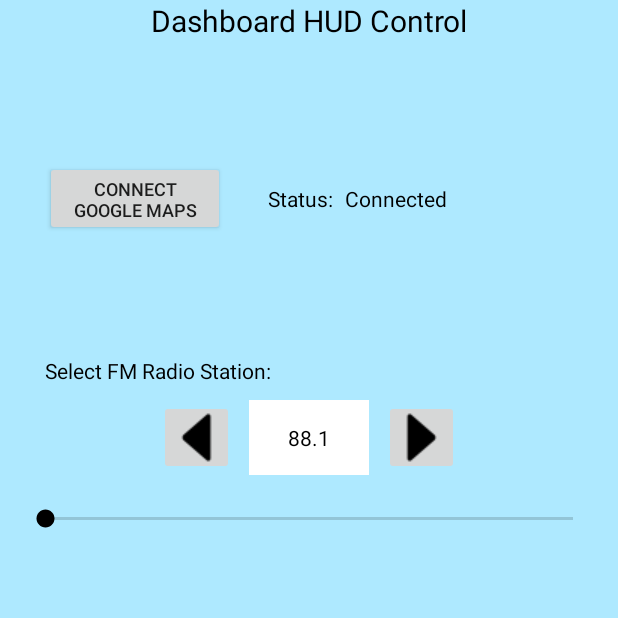
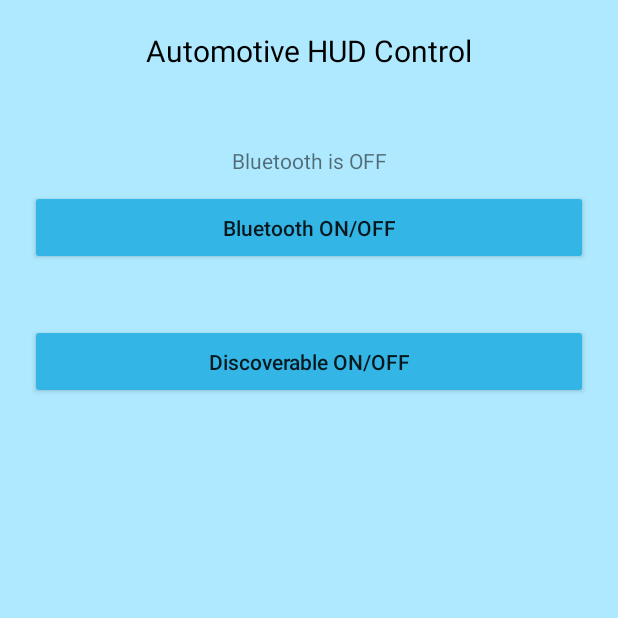
Before and after one commit to IndecisiveFly/Automotive-HUD, an Android app: the screen it shows after launch (Activity1 before the commit, Connect_BT after it), on a phone screen of 412 x 824 dp, the top half of it. Run offline under Robolectric (Android 15) with nearby library versions, the phone set to English and light mode, and no system bars.

Commit message:
Bluetooth control page added, functionality for: - Bluetooth ON/OFF button - Device discoverable button - Discover unpaired devices button (adapter not working, list will not display) Next to come is pairing and data transfer for bluetooth, also currently no way to switch activities.

```diff
--- /dev/null
+++ b/Andoird_Application/app/src/main/java/com/dashhud/crigerkwok/dashboardhud/Connect_BT.java
@@ -0,0 +1,274 @@
+package com.dashhud.crigerkwok.dashboardhud;
+
+import android.Manifest;
+import android.bluetooth.BluetoothAdapter;
+import android.bluetooth.BluetoothDevice;
+import android.content.BroadcastReceiver;
+import android.content.Context;
+import android.content.Intent;
+import android.content.IntentFilter;
+import android.content.SharedPreferences;
+import android.os.Build;
+import android.os.Message;
+import android.support.v7.app.AppCompatActivity;
+import android.os.Bundle;
+import android.util.Log;
+import android.view.View;
+import android.widget.Button;
+import android.widget.ListView;
+import android.widget.TextView;
+
+import java.lang.reflect.Method;
+import java.util.ArrayList;
+
+public class Connect_BT extends AppCompatActivity {
+
+    private static final String TAG = "Connect_BT";
+
+    BluetoothAdapter BT_adapter;
+
+    Button BT_toggle;
+    Button BT_discoverable;
+    Button BT_connect;
+
+    TextView BT_status;
+
+    public ArrayList<BluetoothDevice> BT_devices = new ArrayList<>();
+    public Device_List_Adapter device_list_adapter;
+    ListView new_devices_list;
+
+
+    String bluetooth_on = "Bluetooth is ON";
+    String bluetooth_off = "Bluetooth is OFF";
+
+    SharedPreferences pref;
+
+    @Override
+    protected void onCreate(Bundle savedInstanceState) {
+        super.onCreate(savedInstanceState);
+        setContentView(R.layout.activity_connect__bt);
+
+        BT_toggle = findViewById(R.id.bluetooth_toggle_btn);
+        BT_discoverable = findViewById(R.id.discoverable_btn);
+        BT_connect = findViewById(R.id.connect_btn);
+
+        BT_status = findViewById(R.id.bluetooth_status);
+
+        BT_adapter = BluetoothAdapter.getDefaultAdapter();
+
+        new_devices_list = findViewById(R.id.devices_list_view);
+
+        pref = getSharedPreferences("status", Context.MODE_PRIVATE);
+
+        check_bt();
+    }
+
+    @Override
+    protected void onDestroy() {
+        Log.d(TAG, "onDestroy: called.");
+        super.onDestroy();
+        unregisterReceiver(broadcast_receiver1);
+        unregisterReceiver(broadcast_receiver2);
+        unregisterReceiver(broadcast_receiver3);
+        BT_adapter.cancelDiscovery();
+    }
+
+    @Override
+    protected void onResume()
+    {
+        super.onResume();
+        check_bt();
+    }
+
+    //onClick for Bluetooth ON/OFF button, changes Bluetooth state and sets appropriate views/strings
+    public void bluetooth_on_off(View v)
+    {
+        if(BT_adapter == null)
+        {
+            Log.d(TAG, "Does not have BT capabilities");
+        }
+        if(!BT_adapter.isEnabled())
+        {
+            BT_adapter.enable();
+
+            IntentFilter BTif = new IntentFilter(BluetoothAdapter.ACTION_STATE_CHANGED);
+            registerReceiver(broadcast_receiver1, BTif);
+
+            BT_status.setText(bluetooth_on);
+
+            BT_connect.setVisibility(View.VISIBLE);
+        }
+        if(BT_adapter.isEnabled())
+        {
+            BT_adapter.disable();
+
+            IntentFilter BTif = new IntentFilter(BluetoothAdapter.ACTION_STATE_CHANGED);
+            registerReceiver(broadcast_receiver1, BTif);
+
+            BT_status.setText(bluetooth_off);
+
+            BT_connect.setVisibility(View.GONE);
+        }
+    }
+
+    //initial onCreate check of Bluetooth status, sets appropriate views/strings.
+    public void check_bt()
+    {
+        if(BT_adapter == null)
+        {
+            Log.d(TAG, "Does not have BT capabilities");
+        }
+        if(!BT_adapter.isEnabled())
+        {
+            BT_status.setText(bluetooth_off);
+            BT_connect.setVisibility(View.GONE);
+        }
+        if(BT_adapter.isEnabled())
+        {
+            BT_status.setText(bluetooth_on);
+            BT_connect.setVisibility(View.VISIBLE);
+        }
+    }
+
+    //onClick for enabling discoverable mode for 5 minutes
+    public void bluetooth_discoverable(View v)
+    {
+        Log.d(TAG, "bluetooth_discoverable: Making device discoverable for 300 seconds");
+
+        Intent discoverable_i = new Intent(BluetoothAdapter.ACTION_REQUEST_DISCOVERABLE);
+        discoverable_i.putExtra(BluetoothAdapter.EXTRA_DISCOVERABLE_DURATION, 300);
+        startActivity(discoverable_i);
+
+        IntentFilter intentfilter = new IntentFilter(BT_adapter.ACTION_SCAN_MODE_CHANGED);
+        registerReceiver(broadcast_receiver2, intentfilter);
+    }
+
+    //onClick for showing a list of devices
+    public void find_devices(View v)
+    {
+        Log.d(TAG, "find_devices: Looking for unpaired devices.");
+
+        if(BT_adapter.isDiscovering())
+        {
+            BT_adapter.cancelDiscovery();
+            Log.d(TAG, "find_devices: Canceling discovery.");
+
+            //check bluetooth permissions in manifest
+            checkBTpermissions();
+
+            BT_adapter.startDiscovery();
+            IntentFilter discover_i = new IntentFilter(BluetoothDevice.ACTION_FOUND);
+            registerReceiver(broadcast_receiver3, discover_i);
+        }
+        if(!BT_adapter.isDiscovering())
+        {
+            //check bluetooth permissions in manifest
+            checkBTpermissions();
+
+            BT_adapter.startDiscovery();
+            IntentFilter discover_i = new IntentFilter(BluetoothDevice.ACTION_FOUND);
+            registerReceiver(broadcast_receiver3, discover_i);
+        }
+    }
+
+    //receiver for Bluetooth ON/OFF
+    private final BroadcastReceiver broadcast_receiver1 = new BroadcastReceiver() {
+        @Override
+        public void onReceive(Context context, Intent intent) {
+            String action = intent.getAction();
+            if (action.equals(BT_adapter.ACTION_STATE_CHANGED)) {
+                // Discovery has found a device. Get the BluetoothDevice
+                final int state = intent.getIntExtra(BluetoothAdapter.EXTRA_STATE, BT_adapter.ERROR);
+
+                switch(state)
+                {
+                    case BluetoothAdapter.STATE_OFF:
+                        Log.d(TAG, "onReceive: STATE OFF");
+                        break;
+                    case BluetoothAdapter.STATE_TURNING_OFF:
+                        Log.d(TAG, "broadcast_receiver1: STATE TURNING OFF");
+                        break;
+                    case BluetoothAdapter.STATE_ON:
+                        Log.d(TAG, "broadcast_receiver1: STATE ON");
+                        break;
+                    case BluetoothAdapter.STATE_TURNING_ON:
+                        Log.d(TAG, "broadcast_receiver1: STATE TURNING ON");
+                        break;
+                }
+            }
+        }
+    };
+
+    //receiver for Discoverable
+    private final BroadcastReceiver broadcast_receiver2 = new BroadcastReceiver() {
+        @Override
+        public void onReceive(Context context, Intent intent) {
+        {
+            final String action = intent.getAction();
+
+            if (action.equals(BT_adapter.ACTION_SCAN_MODE_CHANGED))
+            {
+                int mode = intent.getIntExtra(BluetoothAdapter.EXTRA_SCAN_MODE, BluetoothAdapter.ERROR);
+
+                switch (mode) {
+                    //Device is in Discoverable mode
+                    case BluetoothAdapter.SCAN_MODE_CONNECTABLE_DISCOVERABLE:
+                        Log.d(TAG, "broadcast_receiver2: Discoverability Enabled.");
+                        break;
+                    //Device is not in Discoverable mode
+                    case BluetoothAdapter.SCAN_MODE_CONNECTABLE:
+                        Log.d(TAG, "broadcast_receiver2: Discoverability Disabled. Able to receive connections.");
+                        break;
+                    case BluetoothAdapter.SCAN_MODE_NONE:
+                        Log.d(TAG, "broadcast_receiver2: Discoverability Disabled. Not able to receive connections.");
+                        break;
+                    case BluetoothAdapter.STATE_CONNECTING:
+                        Log.d(TAG, "broadcast_receiver2: Connecting...");
+                        break;
+                    case BluetoothAdapter.STATE_CONNECTED:
+                        Log.d(TAG, "broadcast_receiver2: Connected.");
+                        break;
+                }
+            }
+        };
+        }
+    };
+
+    //receiver for Discover devices
+    private BroadcastReceiver broadcast_receiver3 = new BroadcastReceiver() {
+        @Override
+        public void onReceive(Context context, Intent intent) {
+            final String action = intent.getAction();
+            Log.d(TAG, "onReceive: ACTION FOUND");
+
+            if(action.equals(BluetoothDevice.ACTION_FOUND))
+            {
+                BluetoothDevice device = intent.getParcelableExtra(BluetoothDevice.EXTRA_DEVICE);
+                BT_devices.add(device);
+
+                Log.d(TAG, "onReceive: " + device.getName() + " " + device.getAddress());
+
+                device_list_adapter = new Device_List_Adapter(context, R.layout.activity_device__list__adapter, BT_devices);
+                //new_devices_list.setAdapter(device_list_adapter);
+            }
+        }
+    };
+
+    //Required for API 23+ to check bluetooth permissions
+    private void checkBTpermissions()
+    {
+        if(Build.VERSION.SDK_INT > Build.VERSION_CODES.LOLLIPOP)
+        {
+            int permissionCheck = this.checkSelfPermission("Manifest.permission.ACCESS_FINE_LOCATION");
+            permissionCheck += this.checkSelfPermission("Manifest.permission.ACCESS_COURSE_LOCATION");
+            if(permissionCheck != 0)
+            {
+                this.requestPermissions(new String[]{Manifest.permission.ACCESS_FINE_LOCATION, Manifest.permission.ACCESS_COARSE_LOCATION}, 1001);
+            }
+            else
+            {
+                Log.d(TAG, "checkBTpermissions: No need to check permissions. SDK version < LOLLIPOP.");
+            }
+        }
+    }
+}
--- a/Andoird_Application/app/src/main/res/layout/activity_1.xml
+++ b/Andoird_Application/app/src/main/res/layout/activity_1.xml
@@ -15,20 +15,24 @@
         android:textColor="@color/Black"
         android:textSize="20sp" />
 
-    <Space
+    <LinearLayout
         android:layout_width="match_parent"
-        android:layout_height="80dp" />
+        android:layout_height="match_parent"
+        android:orientation="vertical"
+        android:gravity="center">
 
     <LinearLayout
         android:layout_width="match_parent"
         android:layout_height="50dp"
         android:paddingStart="30dp"
-        android:paddingEnd="30dp">
+        android:paddingEnd="30dp"
+        android:layout_gravity="center">
 
         <Button
             android:id="@+id/connect_google_maps"
             android:layout_width="120dp"
             android:layout_height="match_parent"
+            android:backgroundTint="@android:color/holo_blue_light"
             android:text="Connect Google Maps"
             android:textSize="12sp" />
 
@@ -80,8 +84,9 @@
             android:id="@+id/FM_prev"
             android:layout_width="50dp"
             android:layout_height="match_parent"
-            android:src="@drawable/back_arrow"
-            android:onClick="prev_station"/>
+            android:background="@android:color/transparent"
+            android:onClick="prev_station"
+            android:src="@drawable/back_arrow" />
 
         <Space
             android:layout_width="10dp"
@@ -93,8 +98,7 @@
             android:layout_height="match_parent"
             android:textColor="@color/Black"
             android:background="@color/White"
-            android:gravity="center"
-            android:text="88.1"/>
+            android:gravity="center" />
 
         <Space
             android:layout_width="10dp"
@@ -104,8 +108,9 @@
             android:id="@+id/FM_next"
             android:layout_width="50dp"
             android:layout_height="match_parent"
-            android:src="@drawable/forward_arrow"
-            android:onClick="next_station"/>
+            android:background="@android:color/transparent"
+            android:onClick="next_station"
+            android:src="@drawable/forward_arrow" />
 
     </LinearLayout>
 
@@ -117,9 +122,10 @@
         android:id="@+id/FM_radio_select"
         android:layout_width="match_parent"
         android:layout_height="wrap_content"
+        android:max="99"
         android:paddingEnd="30dp"
-        android:paddingStart="30dp"
-        android:max="99"
-        />
+        android:paddingStart="30dp" />
+
+    </LinearLayout>
 
 </LinearLayout>
--- /dev/null
+++ b/Andoird_Application/app/src/main/res/layout/activity_connect__bt.xml
@@ -0,0 +1,87 @@
+<?xml version="1.0" encoding="utf-8"?>
+<LinearLayout
+    xmlns:android="http://schemas.android.com/apk/res/android"
+    xmlns:tools="http://schemas.android.com/tools"
+    android:layout_width="match_parent"
+    android:layout_height="match_parent"
+    android:orientation="vertical"
+    android:background="@color/LightBlue"
+    android:padding="20dp"
+
+    tools:context="com.dashhud.crigerkwok.dashboardhud.Connect_BT">
+
+    <TextView
+        android:layout_width="match_parent"
+        android:layout_height="wrap_content"
+        android:gravity="center"
+        android:text="@string/auto_hud_control"
+        android:textColor="@color/Black"
+        android:textSize="20sp" />
+
+    <Space
+        android:layout_width="match_parent"
+        android:layout_height="50dp" />
+
+    <TextView
+        android:id="@+id/bluetooth_status"
+        android:gravity="center"
+        android:layout_width="match_parent"
+        android:layout_height="wrap_content"
+        android:text="" />
+
+    <Space
+        android:layout_width="match_parent"
+        android:layout_height="10dp" />
+
+    <Button
+        android:id="@+id/bluetooth_toggle_btn"
+        android:layout_width="match_parent"
+        android:layout_height="50dp"
+        android:backgroundTint="@android:color/holo_blue_light"
+        android:onClick="bluetooth_on_off"
+        android:text="@string/bluetooth_button"
+        android:textAllCaps="false" />
+
+    <Space
+        android:layout_width="match_parent"
+        android:layout_height="10dp" />
+
+    <TextView
+        android:id="@+id/discoverable_status"
+        android:gravity="center"
+        android:layout_width="match_parent"
+        android:layout_height="wrap_content"
+        android:text="" />
+
+    <Space
+        android:layout_width="match_parent"
+        android:layout_height="10dp" />
+
+    <Button
+        android:id="@+id/discoverable_btn"
+        android:layout_width="match_parent"
+        android:layout_height="50dp"
+        android:onClick="bluetooth_discoverable"
+        android:backgroundTint="@android:color/holo_blue_light"
+        android:text="@string/bluetooth_discoverable"
+        android:textAllCaps="false" />
+
+    <Space
+        android:layout_width="match_parent"
+        android:layout_height="10dp" />
+
+    <Button
+        android:id="@+id/connect_btn"
+        android:layout_width="match_parent"
+        android:layout_height="50dp"
+        android:onClick="find_devices"
+        android:backgroundTint="@android:color/holo_blue_light"
+        android:text="@string/connect_device"
+        android:textAllCaps="false" />
+
+    <ListView
+        android:id="@+id/devices_list_view"
+        android:layout_width="match_parent"
+        android:layout_height="match_parent" />
+
+</LinearLayout>
--- a/Andoird_Application/app/src/main/res/values/colors.xml
+++ b/Andoird_Application/app/src/main/res/values/colors.xml
@@ -1,13 +1,13 @@
 <?xml version="1.0" encoding="utf-8"?>
 <resources>
-    <color name="colorPrimary">#3F51B5</color>
+    <color name="colorPrimary">#3f51b5</color>
     <color name="colorPrimaryDark">#303F9F</color>
     <color name="colorAccent">#000000</color>
-    <color name="Blue">#0000FF</color>
+    <color name="Blue">#0000ff</color>
     <color name="Red">#FF0000</color>
-    <color name="Yellow">#FFFF00</color>
+    <color name="Yellow">#ffff00</color>
     <color name="Green">#008000</color>
     <color name="Black">#000000</color>
-    <color name="White">#FFFFFF</color>
+    <color name="White">#ffffff</color>
     <color name="LightBlue">#AEE9FF</color>
 </resources>
--- a/Andoird_Application/app/src/main/res/values/strings.xml
+++ b/Andoird_Application/app/src/main/res/values/strings.xml
@@ -1,3 +1,7 @@
 <resources>
-    <string name="app_name">Dashboard HUD</string>
+    <string name="app_name">Automotive HUD</string>
+    <string name="auto_hud_control">Automotive HUD Control</string>
+    <string name="bluetooth_button">Bluetooth ON/OFF</string>
+    <string name="bluetooth_discoverable">Discoverable ON/OFF</string>
+    <string name="connect_device">Connect to device</string>
 </resources>
```
Also changed, not shown: Andoird_Application/app/src/main/AndroidManifest.xml (+14 -3 lines), Andoird_Application/app/src/main/java/com/dashhud/crigerkwok/dashboardhud/Activity1.java (+14 -1 lines), Andoird_Application/app/src/main/java/com/dashhud/crigerkwok/dashboardhud/Device_List_Adapter.java (added, +50 -0 lines), Andoird_Application/app/src/main/res/layout/activity_device__list__adapter.xml (added, +20 -0 lines), Andoird_Application/app/src/main/res/drawable/icon.png (added).
